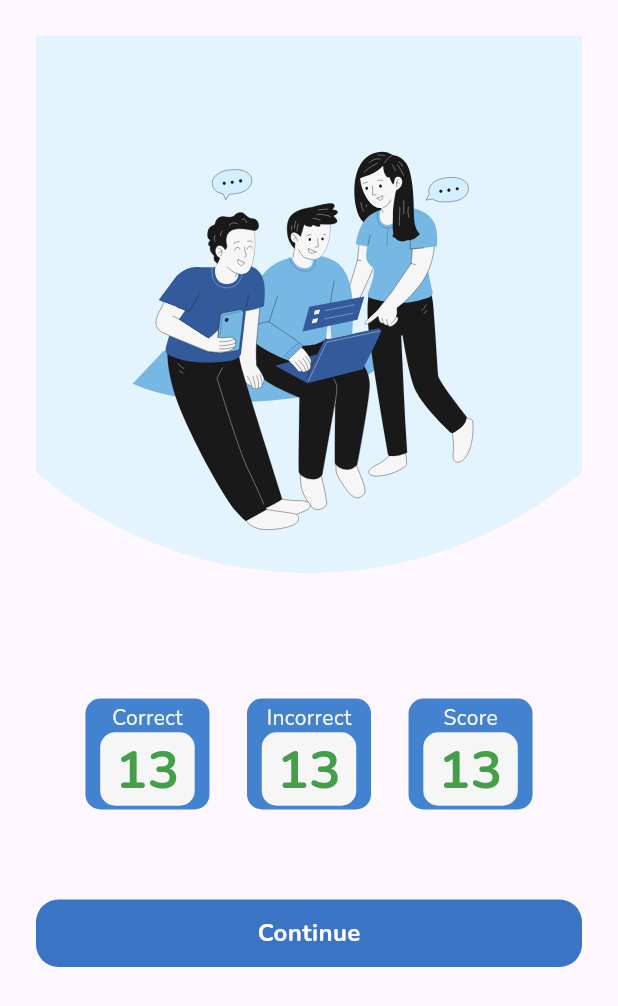
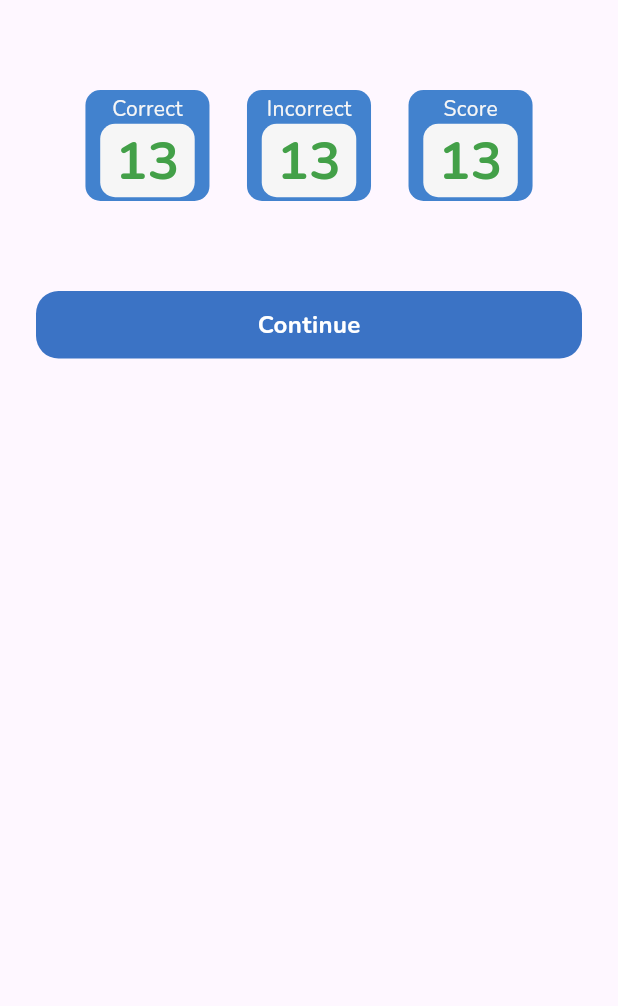
Before and after one commit to MahendraKhibrah/toefl-app, a Flutter app: the FinishQuizPage screen opened directly, on a phone screen of 412 x 824 dp. Shown: the top 1006 px of the screen. Run offline on Flutter 3.47's test engine with Material 3 defaults, Android fonts, the phone set to English and light mode, and no system bars; our stand-ins replace dio, easy_debounce, easy_localization, flutter_riverpod, flutter_svg, flutter_widget_from_html and 8 more; accounts and stored records are empty; generated files the repository leaves out were written again; statements that could not run were skipped.

Commit message:
add: splash_perfect & result_quiz

```diff
--- a/lib/pages/games/quiz/finish_quiz_page.dart
+++ b/lib/pages/games/quiz/finish_quiz_page.dart
@@ -23,17 +23,14 @@ class _FinishQuizPageState extends State<FinishQuizPage> {
           margin: EdgeInsets.symmetric(horizontal: 24),
           child: Column(
             children: [
-              SvgPicture.asset(
-                'assets/images/login.svg',
-                width: MediaQuery.of(context).size.width,
-              ),
-              SizedBox(
+              // diisi maskot
+              const SizedBox(
                 height: 60,
               ),
               SizedBox(
                 child: ResultQuiz(),
               ),
-              SizedBox(
+              const SizedBox(
                 height: 60,
               ),
               BlueButton(
```
